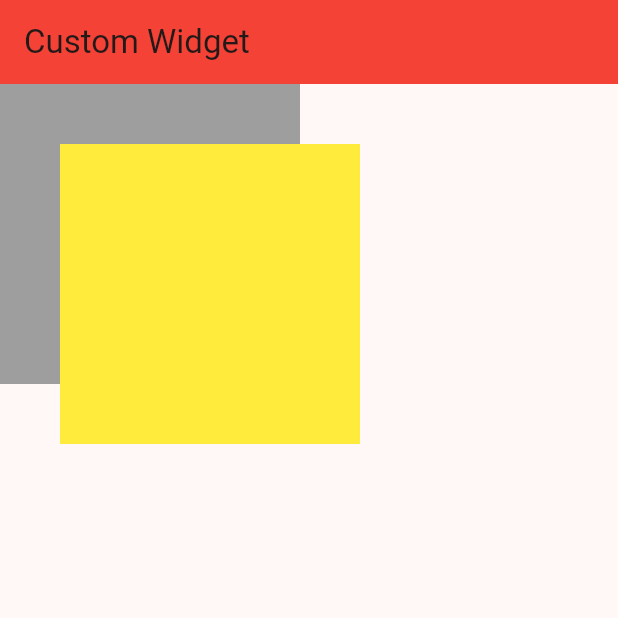
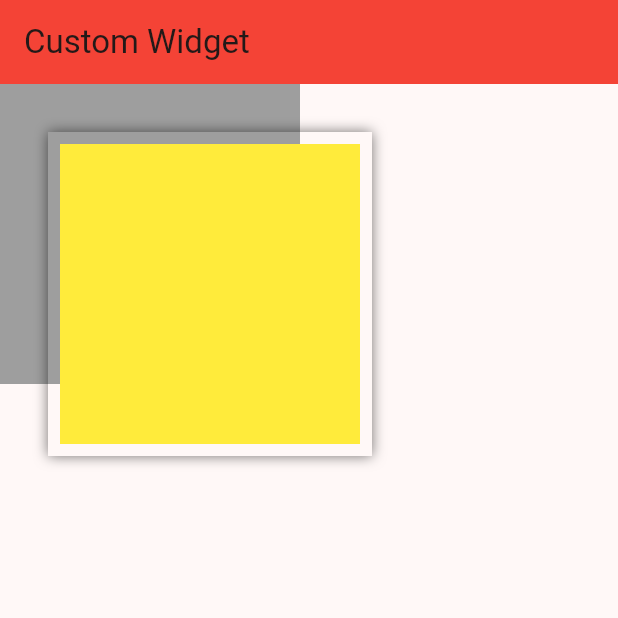
Before and after one commit to rshhridoy/flutter-playground, a Flutter app: the screen it shows after launch, on a phone screen of 412 x 824 dp, the top half of it. Run offline on Flutter 3.47's test engine with Material 3 defaults, Android fonts, the phone set to English and light mode, and no system bars.

Commit message:
Boxshadow widget

```diff
--- a/lib/main.dart
+++ b/lib/main.dart
@@ -82,7 +82,13 @@ class _MyHomePageState extends State<MyHomePage> {
                 child: Container(
                   height: 200,
                   width: 200,
-                  color: Colors.yellow,
+                  decoration: BoxDecoration(color: Colors.yellow, boxShadow: [
+                    BoxShadow(
+                        color: Colors.black54,
+                        blurRadius: 7,
+                        spreadRadius: 8,
+                        blurStyle: BlurStyle.outer)
+                  ]),
                 ),
               )
             ],
```
